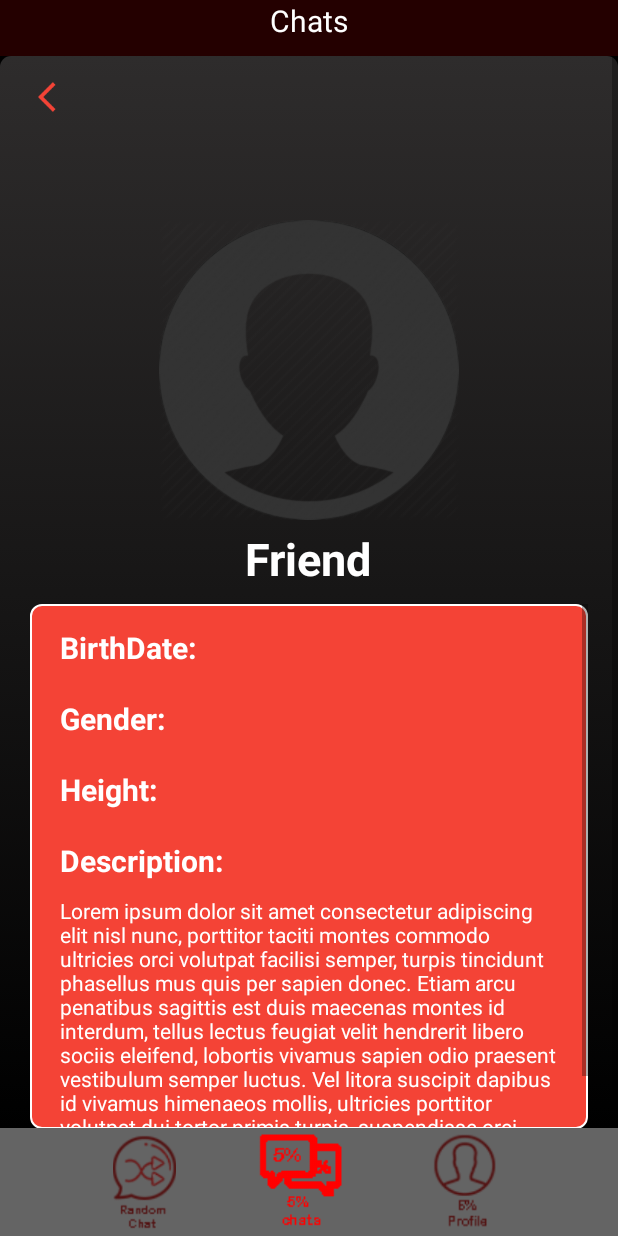
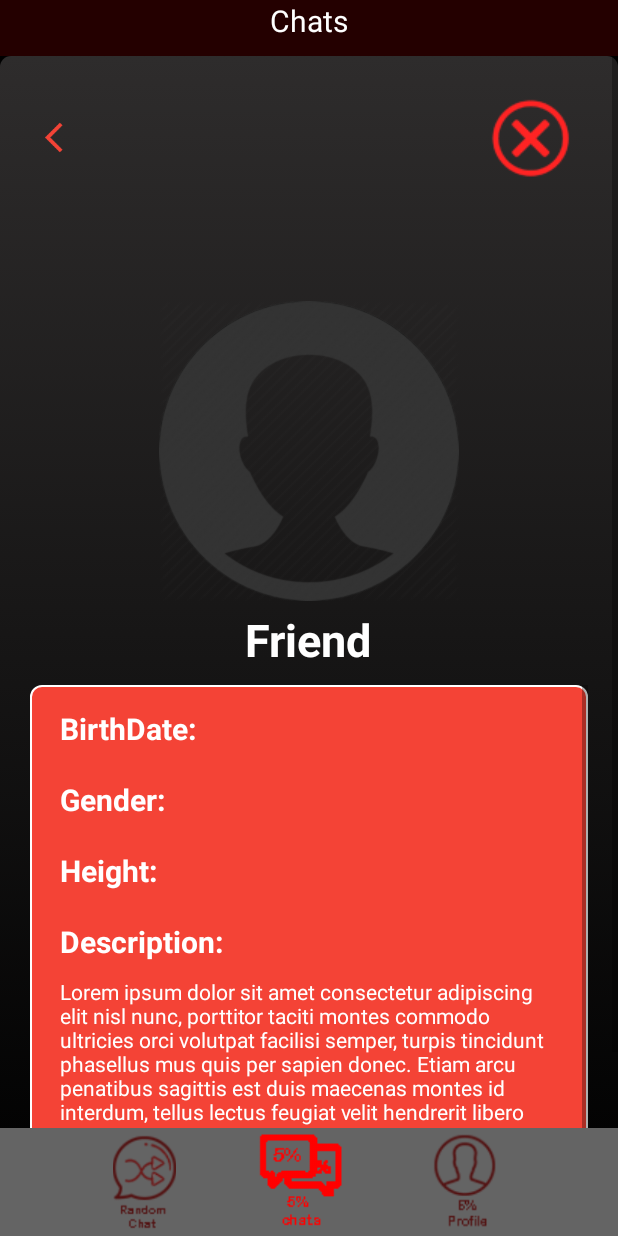
Before and after one commit to NeilTorrero/AndroidSocialNetwork, an Android app: the fragment ChatFragment placed in its activity, after a tap on an icon or button, on a phone screen of 412 x 824 dp. Run offline under Robolectric (Android 15) with nearby library versions, the phone set to English and light mode, and no system bars; libraries missing offline, so code that uses them is left out: hani.momanii.supernova_emoji_library; 3 statements that could not run were skipped.

Commit message:
#13 feat: Implemented method to block the user

```diff
--- a/app/src/main/java/com/example/androidsocialnetwork/Fragments/ChatFragment.java
+++ b/app/src/main/java/com/example/androidsocialnetwork/Fragments/ChatFragment.java
@@ -72,13 +72,7 @@ public class ChatFragment extends Fragment {
             }
         });
 
-        settingsButton = v.findViewById(R.id.settings_button);
-        settingsButton.setOnClickListener(new View.OnClickListener() {
-            @Override
-            public void onClick(View v) {
 
-            }
-        });
 
         ImageView emoticono = (ImageView) v.findViewById(R.id.emoji_btn);
         EmojiconEditText emojiconEditText = (EmojiconEditText) v.findViewById(R.id.emojicon_edit_text);
--- a/app/src/main/java/com/example/androidsocialnetwork/Fragments/FriendFragment.java
+++ b/app/src/main/java/com/example/androidsocialnetwork/Fragments/FriendFragment.java
@@ -25,7 +25,7 @@ public class FriendFragment extends Fragment {
     private TextView usernameFriend;
     private ImageView backButtonFriend;
     private Callbacks mCallbacks;
-
+    private ImageView blockButton;
 
     @Override
     public void onAttach(Context context) {
@@ -77,7 +77,14 @@ public class FriendFragment extends Fragment {
                 mCallbacks.returnToChat();
             }
         });
-
+        blockButton = v.findViewById(R.id.blockButton);
+        blockButton.setOnClickListener(new View.OnClickListener() {
+            @Override
+            public void onClick(View v) {
+                //TODO: Cuando el usuario pulse al boton de bloquear se tiene que bloquear tambien mediante retrofit al usuario
+                mCallbacks.returnToMainMenu();
+            }
+        });
         return v;
     }
 }
--- a/app/src/main/res/layout/chat_layout.xml
+++ b/app/src/main/res/layout/chat_layout.xml
@@ -54,14 +54,7 @@
                 android:focusable="true"
                 android:layout_weight="1"/>
 
-            <ImageView
-                android:layout_width="wrap_content"
-                android:layout_height="match_parent"
-                android:id="@+id/settings_button"
-                android:src="@drawable/settings_24"
-                android:clickable="true"
-                android:focusable="true"
-                android:layout_weight="1"/>
+
         </LinearLayout>
         <RelativeLayout
             android:layout_width="match_parent"
--- a/app/src/main/res/layout/friend_profile.xml
+++ b/app/src/main/res/layout/friend_profile.xml
@@ -10,16 +10,31 @@
     android:orientation="vertical"
     android:layout_gravity="center_horizontal"
     android:background="@drawable/gradient_background">
+        <LinearLayout
+            android:layout_width="wrap_content"
+            android:layout_height="wrap_content">
         <ImageView
             android:id="@+id/back_buttonFriend"
             android:layout_width="wrap_content"
-            android:paddingLeft="25dp"
+            android:paddingTop="15dp"
+            android:paddingRight="50dp"
+            android:paddingLeft="30dp"
+            android:layout_height="match_parent"
+            android:layout_weight="1"
+            android:clickable="true"
+            android:focusable="true"
+            android:src="@drawable/arrow_back_24" />
+        <ImageView
+            android:id="@+id/blockButton"
+            android:layout_width="wrap_content"
+            android:paddingLeft="210dp"
             android:paddingTop="15dp"
             android:layout_height="match_parent"
             android:layout_weight="1"
             android:clickable="true"
             android:focusable="true"
-            android:src="@drawable/arrow_back_24" />
+            android:src="@drawable/block" />
+        </LinearLayout>
     <LinearLayout
         android:layout_width="match_parent"
         android:layout_height="wrap_content"
```
Also changed, not shown: app/src/main/res/drawable/block.png (added).
